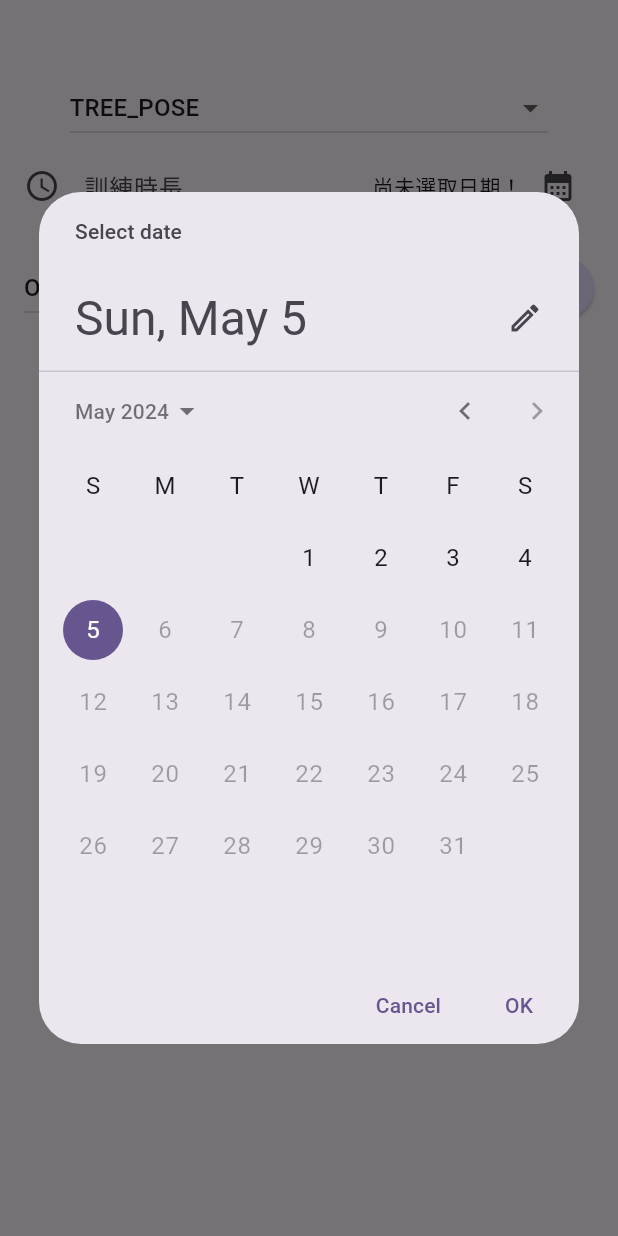
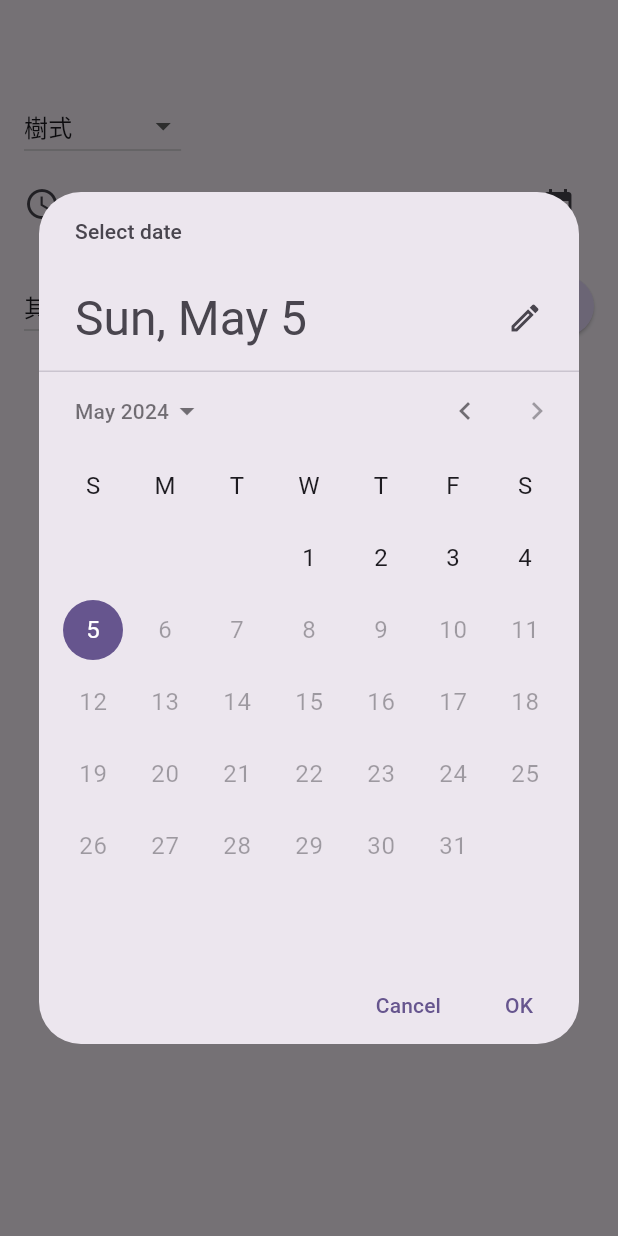
Before and after one commit to live7086/mvp_one, a Flutter app: the NewExpense widget shown alone on an empty page, opened directly with empty values, after a tap on the "calendar month" icon, on a phone screen of 412 x 824 dp. Run offline on Flutter 3.47's test engine with Material 3 defaults, Android fonts, the phone set to English and light mode, and no system bars; our stand-ins replace camera, carousel_slider, firebase_auth, firebase_core, firebase_database, firebase_storage and 5 more; missing offline and left inert: google_ml_kit, splash_screen_view; accounts and stored records are empty; network calls fail.

Commit message:
中文訓練紀錄

```diff
--- a/lib/models/expense.dart
+++ b/lib/models/expense.dart
@@ -9,19 +9,30 @@ final formatter = DateFormat.yMd();
 const uuid = Uuid();
 
 enum Yoga {
-  BOAT_POSE,
-  COW_POSE,
-  Crescent_Lunge,
-  Downward_Dog,
-  Single_Leg_Downward_Facing_Dog,
-  TREE_POSE,
-  Upward_Facing_Dog_Pose,
-  Warrior_I,
-  Warrior_II,
-  Warrior_III
+  BOAT_POSE('船式'),
+  COW_POSE('牛式'),
+  Crescent_Lunge('新月式弓步'),
+  Downward_Dog('下犬式'),
+  Single_Leg_Downward_Facing_Dog('單腿下犬式'),
+  TREE_POSE('樹式'),
+  Upward_Facing_Dog_Pose('上犬式'),
+  Warrior_I('戰士一式'),
+  Warrior_II('戰士二式'),
+  Warrior_III('戰士三式');
+
+  final String chineseName;
+  const Yoga(this.chineseName);
 }
 
-enum Category { Upperbody, Lowerbody, Fullbody, other }
+enum Category {
+  Upperbody('上半身'),
+  Lowerbody('下半身'),
+  Fullbody('全身'),
+  other('其他');
+
+  final String chineseName;
+  const Category(this.chineseName);
+}
 
 const categoryIcons = {
   Category.Upperbody: Icons.paragliding,
--- a/lib/widget_expense/new_expense.dart
+++ b/lib/widget_expense/new_expense.dart
@@ -79,17 +79,19 @@ class _NewExpenseState extends State<NewExpense> {
   @override
   Widget build(BuildContext context) {
     return Padding(
-      padding: const EdgeInsets.fromLTRB(16, 48, 16, 16),
+      padding: const EdgeInsets.fromLTRB(16, 60, 16, 16),
       child: Column(
         children: [
-          DropdownButton(
+          Align(
+            alignment: Alignment.centerLeft,
+            child: DropdownButton(
               value: _titleController,
               items: Yoga.values
                   .map(
                     (title) => DropdownMenuItem(
                       value: title,
                       child: Text(
-                        title.name.toUpperCase(),
+                        title.chineseName,
                       ),
                     ),
                   )
@@ -102,7 +104,9 @@ class _NewExpenseState extends State<NewExpense> {
                   _titleController = value;
                 });
                 print(value);
-              }),
+              },
+            ),
+          ),
           Row(
             children: [
               Expanded(
@@ -145,7 +149,7 @@ class _NewExpenseState extends State<NewExpense> {
                       (category) => DropdownMenuItem(
                         value: category,
                         child: Text(
-                            category.name.toUpperCase(),
+                          category.chineseName, // 使用中文名稱
                         ),
                       ),
                     )
@@ -158,7 +162,8 @@ class _NewExpenseState extends State<NewExpense> {
                     _selectedCategory = value;
                   });
                   print(value);
-                  }),
+                },
+              ),
               const Spacer(),
               TextButton(
                 onPressed: () {
```
Also changed, not shown: lib/main.dart (+4 -3 lines), lib/user/UserInformationPage.dart (+98 -6 lines). Lines whose indentation alone changed are shown as unchanged.
